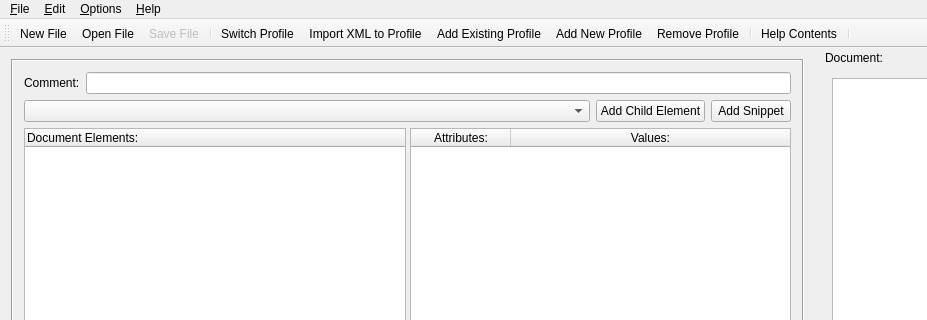
First picture: the form in GCXMLGenerator/gcmainwindow.ui, repository goblincoding/xmlmill, before the edit; both pictures show x 0 to 927 and y 0 to 320 of the 1099 by 659 pixel window.
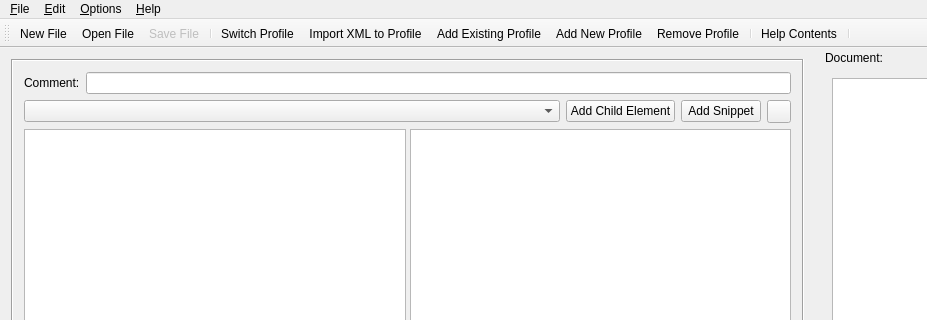
Second picture: the form after the edit. Icons and pictures are not drawn.

Commit message: Added empty profile help button.

```diff
--- a/GCXMLGenerator/gcmainwindow.ui
+++ b/GCXMLGenerator/gcmainwindow.ui
@@ -71,6 +71,17 @@
            </property>
           </widget>
          </item>
+         <item>
+          <widget class="QToolButton" name="emptyProfileHelpButton">
+           <property name="text">
+            <string/>
+           </property>
+           <property name="icon">
+            <iconset resource="resources/gcresources.qrc">
+             <normaloff>:/resources/emptyprofilehelpcursor.png</normaloff>:/resources/emptyprofilehelpcursor.png</iconset>
+           </property>
+          </widget>
+         </item>
         </layout>
        </item>
        <item>
@@ -101,7 +112,7 @@
            <bool>true</bool>
           </property>
           <attribute name="headerVisible">
-           <bool>true</bool>
+           <bool>false</bool>
           </attribute>
           <column>
            <property name="text">
@@ -120,7 +131,7 @@
            <number>2</number>
           </property>
           <attribute name="horizontalHeaderVisible">
-           <bool>true</bool>
+           <bool>false</bool>
           </attribute>
           <attribute name="horizontalHeaderCascadingSectionResizes">
            <bool>true</bool>
```
The commit also changes 4 other files.
